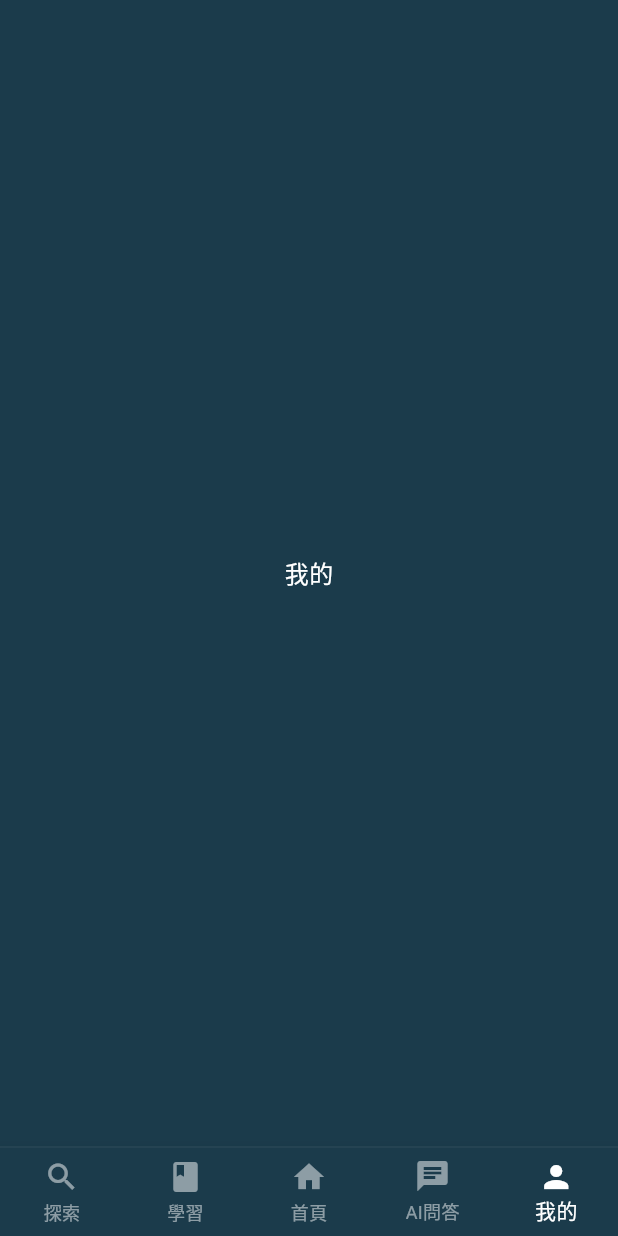
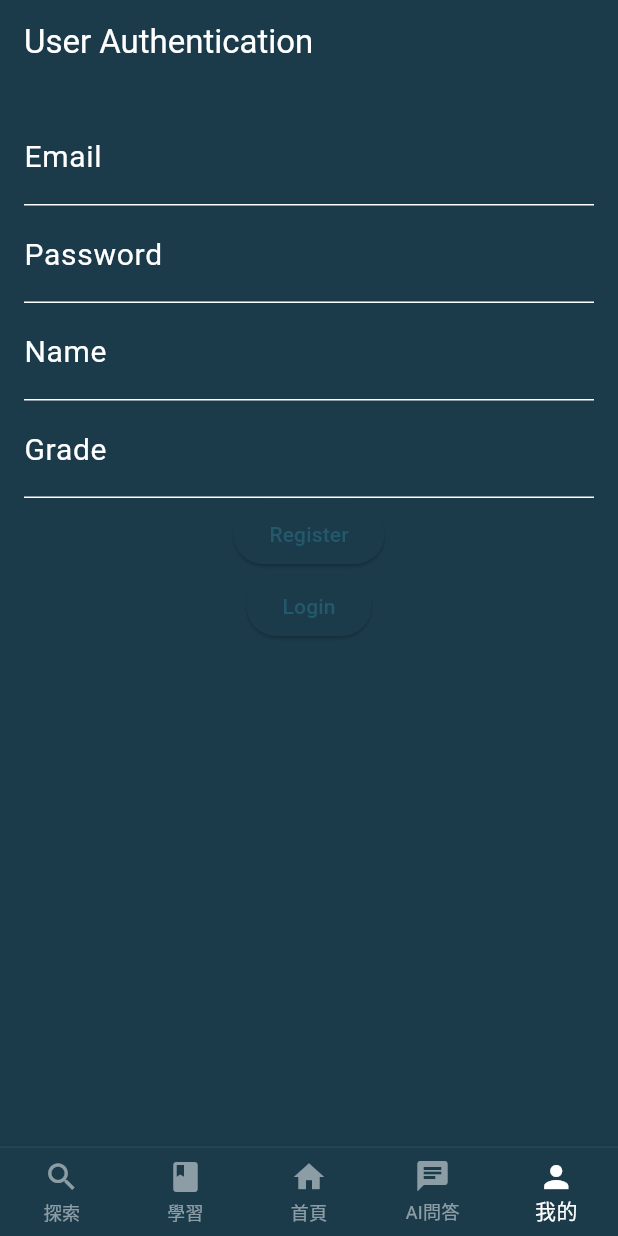
Before and after one commit to DOGTOR-LEARNING/dogtor_app, a Flutter app: the screen it shows after launch, item 5 of the bottom bar chosen, on a phone screen of 412 x 824 dp. Run offline on Flutter 3.47's test engine with Material 3 defaults, Android fonts, the light colour scheme and no system bars; our stand-ins replace flutter_markdown, image_picker, supabase_flutter; missing offline and left inert: flutter_markdown_latex, markdown; accounts and stored records are empty; network calls fail; Roboto replaces fonts that are missing (Normal).

Commit message:
mistake_book_and_basic_auth_supabase

```diff
--- /dev/null
+++ b/frontend/superb_flutter_app/lib/auth.dart
@@ -0,0 +1,90 @@
+import 'package:flutter/material.dart';
+import 'package:http/http.dart' as http;
+import 'dart:convert';
+
+class AuthPage extends StatefulWidget {
+  @override
+  _AuthPageState createState() => _AuthPageState();
+}
+
+class _AuthPageState extends State<AuthPage> {
+  final TextEditingController _emailController = TextEditingController();
+  final TextEditingController _passwordController = TextEditingController();
+  final TextEditingController _nameController = TextEditingController();
+  final TextEditingController _gradeController = TextEditingController();
+
+  Future<void> _register() async {
+    final response = await http.post(
+      Uri.parse('http://127.0.0.1:8000/register'),
+      headers: {"Content-Type": "application/json"},
+      body: jsonEncode({
+        'email': _emailController.text,
+        'password': _passwordController.text,
+        'name': _nameController.text,
+        'grade': _gradeController.text,
+      }),
+    );
+
+    if (response.statusCode == 200) {
+      // Handle successful registration
+    } else {
+      // Handle registration error
+    }
+  }
+
+  Future<void> _login() async {
+    final response = await http.post(
+      Uri.parse('http://127.0.0.1:8000/login'),
+      headers: {"Content-Type": "application/json"},
+      body: jsonEncode({
+        'email': _emailController.text,
+        'password': _passwordController.text,
+      }),
+    );
+
+    if (response.statusCode == 200) {
+      // Handle successful login
+    } else {
+      // Handle login error
+    }
+  }
+
+  @override
+  Widget build(BuildContext context) {
+    return Scaffold(
+      appBar: AppBar(title: Text('User Authentication')),
+      body: Padding(
+        padding: const EdgeInsets.all(16.0),
+        child: Column(
+          children: [
+            TextField(
+              controller: _emailController,
+              decoration: InputDecoration(labelText: 'Email'),
+            ),
+            TextField(
+              controller: _passwordController,
+              decoration: InputDecoration(labelText: 'Password'),
+              obscureText: true,
+            ),
+            TextField(
+              controller: _nameController,
+              decoration: InputDecoration(labelText: 'Name'),
+            ),
+            TextField(
+              controller: _gradeController,
+              decoration: InputDecoration(labelText: 'Grade'),
+            ),
+            ElevatedButton(
+              onPressed: _register,
+              child: Text('Register'),
+            ),
+            ElevatedButton(
+              onPressed: _login,
+              child: Text('Login'),
+            ),
+          ],
+        ),
+      ),
+    );
+  }
+}
--- a/frontend/superb_flutter_app/lib/home_page.dart
+++ b/frontend/superb_flutter_app/lib/home_page.dart
@@ -1,5 +1,7 @@
 import 'package:flutter/material.dart';
 import 'main.dart';  // 引入原來的 AI 問問題頁面
+import 'auth.dart';  // Import the AuthPage
+import 'mistake_book.dart';  // Import the MistakeBookPage
 import 'dart:math';
 
 class HomePage extends StatefulWidget {
@@ -51,7 +53,7 @@ class _HomePageState extends State<HomePage> {
         index: _selectedIndex,
         children: [
           Center(child: Text('探索', style: TextStyle(color: Colors.white))),
-          Center(child: Text('學習', style: TextStyle(color: Colors.white))),
+          MistakeBookPage(),  // Add MistakeBookPage here
           Container(
             decoration: BoxDecoration(
               color: Color(0xFF1B3B4B), // 深藍色微偏綠
@@ -158,7 +160,7 @@ class _HomePageState extends State<HomePage> {
             ),
           ),
           ChatPage(),
-          Center(child: Text('我的', style: TextStyle(color: Colors.white))),
+          AuthPage(),
         ],
       ),
       bottomNavigationBar: Container(
@@ -178,7 +180,7 @@ class _HomePageState extends State<HomePage> {
             ),
             BottomNavigationBarItem(
               icon: Icon(Icons.book),
-              label: '學習',
+              label: '學習',  // This should correspond to MistakeBookPage
             ),
             BottomNavigationBarItem(
               icon: Icon(Icons.home),
```
Also changed, not shown: frontend/superb_flutter_app/lib/main.dart (+12 -19 lines), frontend/superb_flutter_app/lib/mistake_book.dart (added, +95 -0 lines), 6 other files.
